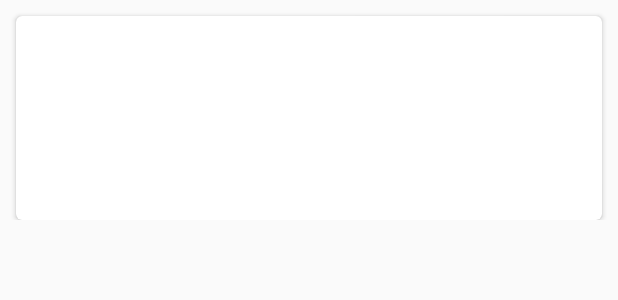
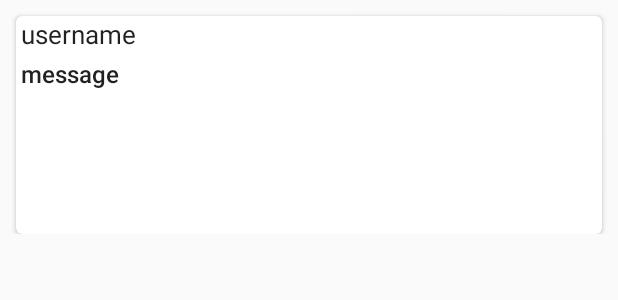
Before and after one commit to haerutea/technovationChat, an Android app: the layout chat_message.xml on its own in the app's theme, with its tools: preview values and no code run, on a phone screen of 412 x 824 dp. Shown: the top 300 px of the screen. Run offline under Robolectric (Android 15) with nearby library versions, the phone set to English and light mode, and no system bars.

Commit message:
changed text style

```diff
--- a/app/src/main/res/layout/chat_message.xml
+++ b/app/src/main/res/layout/chat_message.xml
@@ -28,18 +28,19 @@
 
             <TextView
                 android:id="@+id/chat_username"
+                style="@style/TextAppearance.AppCompat.Body1"
                 android:layout_width="match_parent"
-                android:layout_height="20dp"
+                android:layout_height="wrap_content"
                 android:paddingStart="3dp"
                 android:paddingLeft="3dp"
                 android:paddingEnd="0dp"
                 android:paddingRight="0dp"
-                android:text=""
-                android:textSize="14sp"
-                android:textStyle="bold" />
+                android:text="username"
+                android:textSize="17sp" />
 
             <TextView
                 android:id="@+id/chat_message"
+                style="@style/Base.TextAppearance.AppCompat.Body2"
                 android:layout_width="match_parent"
                 android:layout_height="wrap_content"
                 android:layout_marginTop="3dp"
@@ -47,8 +48,8 @@
                 android:paddingLeft="3dp"
                 android:paddingEnd="0dp"
                 android:paddingRight="0dp"
-                android:text=""
-                android:textSize="12sp" />
+                android:text="message"
+                android:textSize="16sp" />
 
             <ImageView
                 android:id="@+id/star_view"
```
